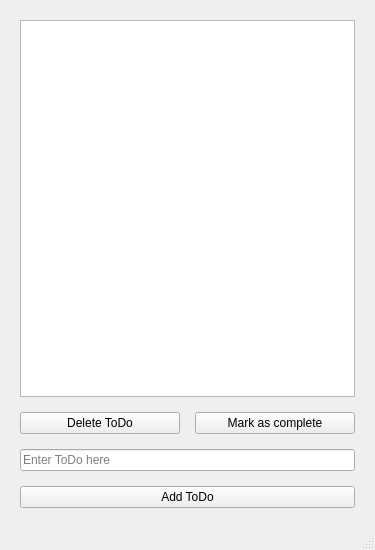
Before: the Qt Designer form uis/mainwindow.ui in tjb36/PyQt_ToDo_List, drawn with Qt 5.
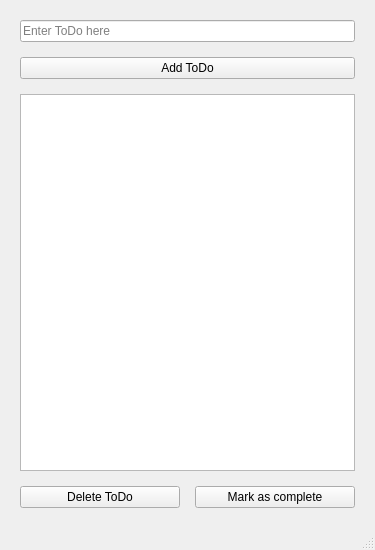
After: the same form once the commit is applied.

Commit message: Added functionality to buttons in Designer version, and refactored ToDosModel into a separate py file

What changed in the file:
```diff
--- a/uis/mainwindow.ui
+++ b/uis/mainwindow.ui
@@ -31,7 +31,21 @@
      <number>20</number>
     </property>
     <item>
-     <widget class="QListView" name="view_list_todo"/>
+     <widget class="QLineEdit" name="edit_todo">
+      <property name="placeholderText">
+       <string>Enter ToDo here</string>
+      </property>
+     </widget>
+    </item>
+    <item>
+     <widget class="QPushButton" name="button_add">
+      <property name="text">
+       <string>Add ToDo</string>
+      </property>
+     </widget>
+    </item>
+    <item>
+     <widget class="QListView" name="view_list_todos"/>
     </item>
     <item>
      <layout class="QHBoxLayout" name="horizontalLayout">
@@ -51,20 +65,6 @@
       </item>
      </layout>
     </item>
-    <item>
-     <widget class="QLineEdit" name="edit_todo">
-      <property name="placeholderText">
-       <string>Enter ToDo here</string>
-      </property>
-     </widget>
-    </item>
-    <item>
-     <widget class="QPushButton" name="button_add">
-      <property name="text">
-       <string>Add ToDo</string>
-      </property>
-     </widget>
-    </item>
    </layout>
   </widget>
   <widget class="QMenuBar" name="menubar">
```
The commit also changes 4 other files.
